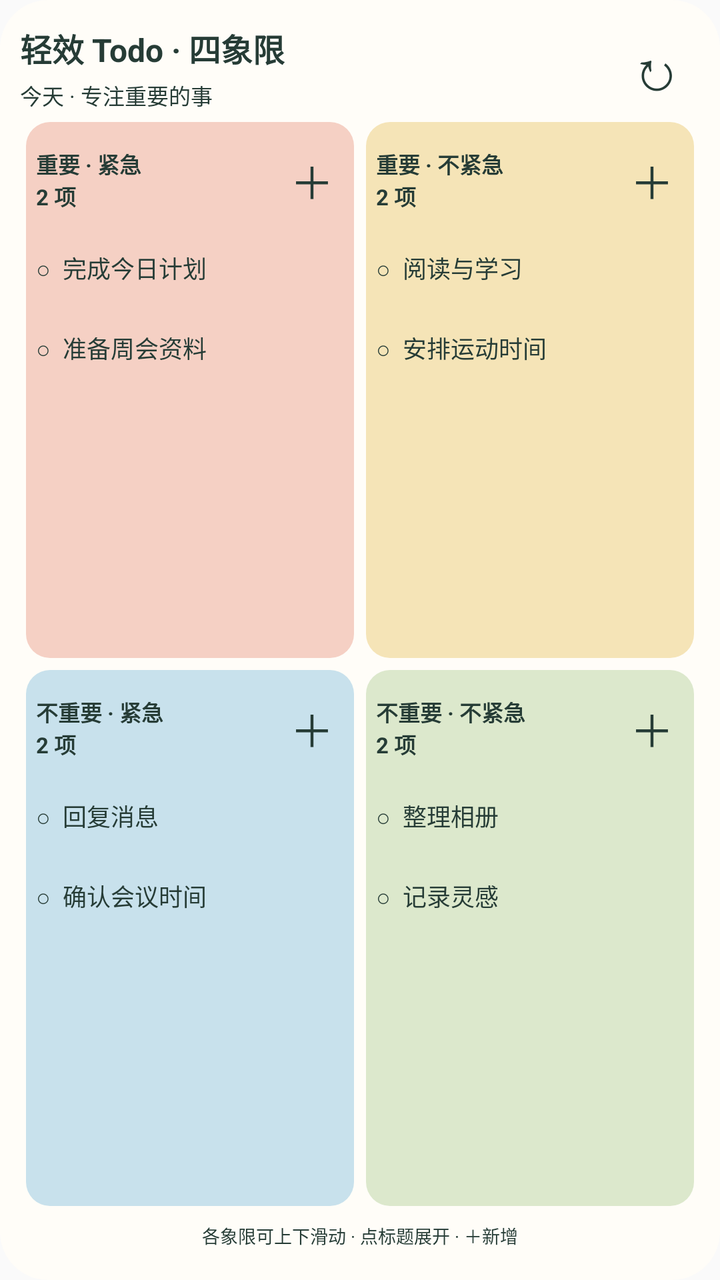
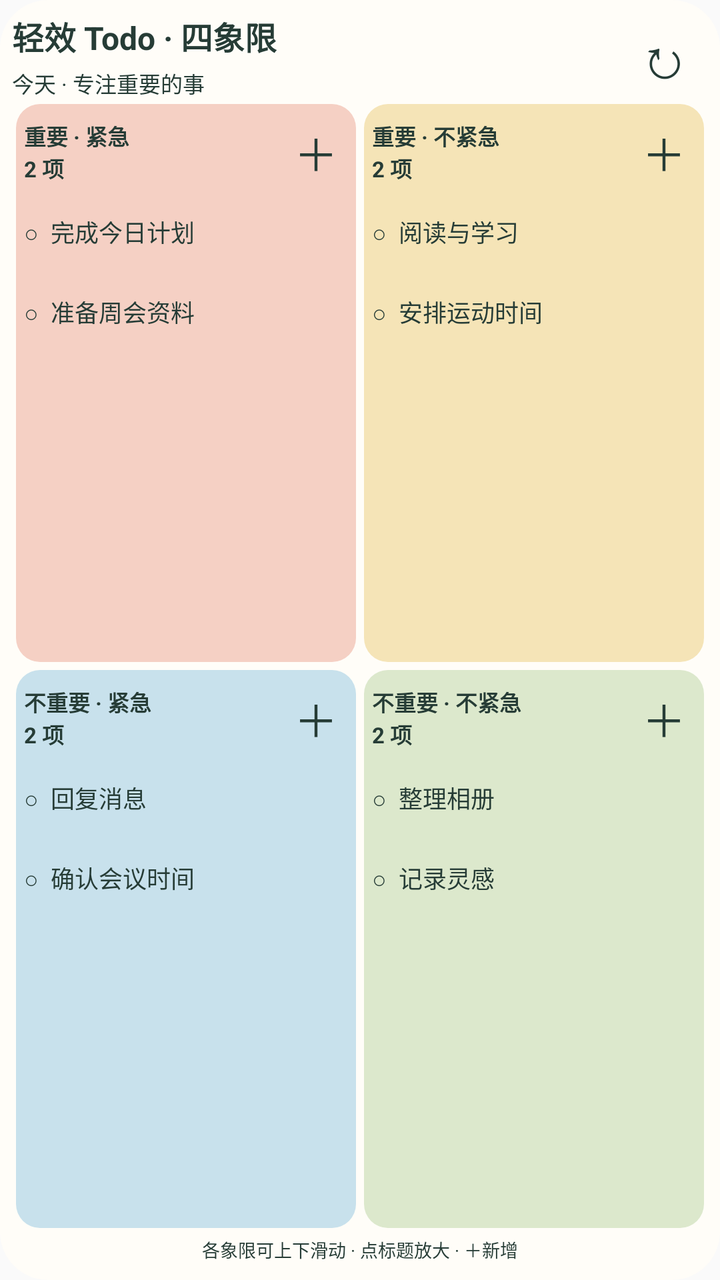

An Android layout rendered at two revisions. The XML below is the earlier revision; the diff shows what the commit changed to produce the second picture.
<!-- AndroidManifest.xml: application theme android:Theme.Material.Light.NoActionBar -->
<!-- res/layout/widget_preview.xml -->
<LinearLayout xmlns:android="http://schemas.android.com/apk/res/android" android:id="@+id/widget_root" android:layout_width="match_parent" android:layout_height="match_parent" android:orientation="vertical" android:background="@drawable/widget_bg" android:padding="10dp">
 <LinearLayout android:layout_width="match_parent" android:layout_height="48dp" android:orientation="horizontal" android:gravity="center_vertical">
  <LinearLayout android:id="@+id/widget_title" android:layout_width="0dp" android:layout_weight="1" android:layout_height="match_parent" android:orientation="vertical" android:gravity="center_vertical" android:contentDescription="打开轻效 Todo 四象限">
   <TextView android:layout_width="match_parent" android:layout_height="wrap_content" android:text="轻效 Todo · 四象限" android:textSize="16sp" android:textStyle="bold" android:textColor="#263C36" android:includeFontPadding="false"/>
   <TextView android:id="@+id/widget_date" android:layout_width="match_parent" android:layout_height="wrap_content" android:layout_marginTop="4dp" android:text="今天 · 专注重要的事" android:textSize="11sp" android:textColor="#263C36" android:includeFontPadding="false"/>
  </LinearLayout>
  <TextView android:id="@+id/widget_refresh" android:layout_width="44dp" android:layout_height="44dp" android:gravity="center" android:text="↻" android:textSize="28sp" android:contentDescription="刷新本机事项" android:textColor="#263C36" android:includeFontPadding="false"/>
 </LinearLayout>
 <TextView android:id="@+id/widget_notice" android:layout_width="match_parent" android:layout_height="0dp" android:layout_weight="1" android:gravity="center" android:visibility="gone" android:textSize="16sp" android:textColor="#263C36" android:includeFontPadding="false"/>
 <LinearLayout android:id="@+id/widget_matrix" android:layout_width="match_parent" android:layout_height="0dp" android:layout_weight="1" android:orientation="vertical">
<LinearLayout android:layout_width="match_parent" android:layout_height="0dp" android:layout_weight="1" android:orientation="horizontal"><LinearLayout android:layout_width="0dp" android:layout_weight="1" android:layout_height="match_parent" android:layout_margin="3dp" android:padding="5dp" android:orientation="vertical" android:background="@drawable/widget_q0">
 <LinearLayout android:layout_width="match_parent" android:layout_height="48dp" android:orientation="horizontal" android:gravity="center_vertical">
  <TextView android:id="@+id/head0" android:layout_width="0dp" android:layout_weight="1" android:layout_height="match_parent" android:gravity="center_vertical" android:text="重要 · 紧急&#10;2 项" android:textSize="11sp" android:textStyle="bold" android:maxLines="2" android:ellipsize="end" android:contentDescription="展开重要 · 紧急" android:textColor="#263C36" android:includeFontPadding="false"/>
  <TextView android:id="@+id/add0" android:layout_width="32dp" android:layout_height="match_parent" android:gravity="center" android:text="＋" android:textSize="22sp" android:contentDescription="在重要 · 紧急添加事项" android:textColor="#263C36" android:includeFontPadding="false"/>
 </LinearLayout><TextView android:layout_width="match_parent" android:layout_height="40dp" android:gravity="center_vertical" android:text="○  完成今日计划" android:textSize="12sp" android:textColor="#263C36" android:includeFontPadding="false"/><TextView android:layout_width="match_parent" android:layout_height="40dp" android:gravity="center_vertical" android:text="○  准备周会资料" android:textSize="12sp" android:textColor="#263C36" android:includeFontPadding="false"/></LinearLayout><LinearLayout android:layout_width="0dp" android:layout_weight="1" android:layout_height="match_parent" android:layout_margin="3dp" android:padding="5dp" android:orientation="vertical" android:background="@drawable/widget_q1">
 <LinearLayout android:layout_width="match_parent" android:layout_height="48dp" android:orientation="horizontal" android:gravity="center_vertical">
  <TextView android:id="@+id/head1" android:layout_width="0dp" android:layout_weight="1" android:layout_height="match_parent" android:gravity="center_vertical" android:text="重要 · 不紧急&#10;2 项" android:textSize="11sp" android:textStyle="bold" android:maxLines="2" android:ellipsize="end" android:contentDescription="展开重要 · 不紧急" android:textColor="#263C36" android:includeFontPadding="false"/>
  <TextView android:id="@+id/add1" android:layout_width="32dp" android:layout_height="match_parent" android:gravity="center" android:text="＋" android:textSize="22sp" android:contentDescription="在重要 · 不紧急添加事项" android:textColor="#263C36" android:includeFontPadding="false"/>
 </LinearLayout><TextView android:layout_width="match_parent" android:layout_height="40dp" android:gravity="center_vertical" android:text="○  阅读与学习" android:textSize="12sp" android:textColor="#263C36" android:includeFontPadding="false"/><TextView android:layout_width="match_parent" android:layout_height="40dp" android:gravity="center_vertical" android:text="○  安排运动时间" android:textSize="12sp" android:textColor="#263C36" android:includeFontPadding="false"/></LinearLayout></LinearLayout>
<LinearLayout android:layout_width="match_parent" android:layout_height="0dp" android:layout_weight="1" android:orientation="horizontal"><LinearLayout android:layout_width="0dp" android:layout_weight="1" android:layout_height="match_parent" android:layout_margin="3dp" android:padding="5dp" android:orientation="vertical" android:background="@drawable/widget_q2">
 <LinearLayout android:layout_width="match_parent" android:layout_height="48dp" android:orientation="horizontal" android:gravity="center_vertical">
  <TextView android:id="@+id/head2" android:layout_width="0dp" android:layout_weight="1" android:layout_height="match_parent" android:gravity="center_vertical" android:text="不重要 · 紧急&#10;2 项" android:textSize="11sp" android:textStyle="bold" android:maxLines="2" android:ellipsize="end" android:contentDescription="展开不重要 · 紧急" android:textColor="#263C36" android:includeFontPadding="false"/>
  <TextView android:id="@+id/add2" android:layout_width="32dp" android:layout_height="match_parent" android:gravity="center" android:text="＋" android:textSize="22sp" android:contentDescription="在不重要 · 紧急添加事项" android:textColor="#263C36" android:includeFontPadding="false"/>
 </LinearLayout><TextView android:layout_width="match_parent" android:layout_height="40dp" android:gravity="center_vertical" android:text="○  回复消息" android:textSize="12sp" android:textColor="#263C36" android:includeFontPadding="false"/><TextView android:layout_width="match_parent" android:layout_height="40dp" android:gravity="center_vertical" android:text="○  确认会议时间" android:textSize="12sp" android:textColor="#263C36" android:includeFontPadding="false"/></LinearLayout><LinearLayout android:layout_width="0dp" android:layout_weight="1" android:layout_height="match_parent" android:layout_margin="3dp" android:padding="5dp" android:orientation="vertical" android:background="@drawable/widget_q3">
 <LinearLayout android:layout_width="match_parent" android:layout_height="48dp" android:orientation="horizontal" android:gravity="center_vertical">
  <TextView android:id="@+id/head3" android:layout_width="0dp" android:layout_weight="1" android:layout_height="match_parent" android:gravity="center_vertical" android:text="不重要 · 不紧急&#10;2 项" android:textSize="11sp" android:textStyle="bold" android:maxLines="2" android:ellipsize="end" android:contentDescription="展开不重要 · 不紧急" android:textColor="#263C36" android:includeFontPadding="false"/>
  <TextView android:id="@+id/add3" android:layout_width="32dp" android:layout_height="match_parent" android:gravity="center" android:text="＋" android:textSize="22sp" android:contentDescription="在不重要 · 不紧急添加事项" android:textColor="#263C36" android:includeFontPadding="false"/>
 </LinearLayout><TextView android:layout_width="match_parent" android:layout_height="40dp" android:gravity="center_vertical" android:text="○  整理相册" android:textSize="12sp" android:textColor="#263C36" android:includeFontPadding="false"/><TextView android:layout_width="match_parent" android:layout_height="40dp" android:gravity="center_vertical" android:text="○  记录灵感" android:textSize="12sp" android:textColor="#263C36" android:includeFontPadding="false"/></LinearLayout></LinearLayout></LinearLayout><TextView android:id="@+id/widget_hint" android:layout_width="match_parent" android:layout_height="24dp" android:gravity="center" android:text="各象限可上下滑动 · 点标题展开 · ＋新增" android:textSize="9sp" android:maxLines="1" android:textColor="#263C36" android:includeFontPadding="false"/></LinearLayout>
<!-- resources referenced by this layout -->
<resources>
  <!-- drawable widget_bg (drawable) -->
  <shape xmlns:android="http://schemas.android.com/apk/res/android"><solid android:color="#FFFDF8"/><corners android:radius="24dp"/></shape>
  <!-- drawable widget_q0 (drawable) -->
  <shape xmlns:android="http://schemas.android.com/apk/res/android"><solid android:color="#F5D0C4"/><corners android:radius="12dp"/></shape>
  <!-- drawable widget_q1 (drawable) -->
  <shape xmlns:android="http://schemas.android.com/apk/res/android"><solid android:color="#F5E4B7"/><corners android:radius="12dp"/></shape>
  <!-- drawable widget_q2 (drawable) -->
  <shape xmlns:android="http://schemas.android.com/apk/res/android"><solid android:color="#C8E1EC"/><corners android:radius="12dp"/></shape>
  <!-- drawable widget_q3 (drawable) -->
  <shape xmlns:android="http://schemas.android.com/apk/res/android"><solid android:color="#DCE8CC"/><corners android:radius="12dp"/></shape>
</resources>

<!-- the commit's change to res/layout/widget_preview.xml (unified diff, before → after) -->
@@ -1,5 +1,5 @@
-<LinearLayout xmlns:android="http://schemas.android.com/apk/res/android" android:id="@+id/widget_root" android:layout_width="match_parent" android:layout_height="match_parent" android:orientation="vertical" android:background="@drawable/widget_bg" android:padding="10dp">
- <LinearLayout android:layout_width="match_parent" android:layout_height="48dp" android:orientation="horizontal" android:gravity="center_vertical">
+<LinearLayout xmlns:android="http://schemas.android.com/apk/res/android" android:id="@+id/widget_root" android:layout_width="match_parent" android:layout_height="match_parent" android:orientation="vertical" android:background="@drawable/widget_bg" android:padding="6dp">
+ <LinearLayout android:layout_width="match_parent" android:layout_height="44dp" android:orientation="horizontal" android:gravity="center_vertical">
   <LinearLayout android:id="@+id/widget_title" android:layout_width="0dp" android:layout_weight="1" android:layout_height="match_parent" android:orientation="vertical" android:gravity="center_vertical" android:contentDescription="打开轻效 Todo 四象限">
    <TextView android:layout_width="match_parent" android:layout_height="wrap_content" android:text="轻效 Todo · 四象限" android:textSize="16sp" android:textStyle="bold" android:textColor="#263C36" android:includeFontPadding="false"/>
    <TextView android:id="@+id/widget_date" android:layout_width="match_parent" android:layout_height="wrap_content" android:layout_marginTop="4dp" android:text="今天 · 专注重要的事" android:textSize="11sp" android:textColor="#263C36" android:includeFontPadding="false"/>
@@ -8,21 +8,21 @@
  </LinearLayout>
  <TextView android:id="@+id/widget_notice" android:layout_width="match_parent" android:layout_height="0dp" android:layout_weight="1" android:gravity="center" android:visibility="gone" android:textSize="16sp" android:textColor="#263C36" android:includeFontPadding="false"/>
  <LinearLayout android:id="@+id/widget_matrix" android:layout_width="match_parent" android:layout_height="0dp" android:layout_weight="1" android:orientation="vertical">
-<LinearLayout android:layout_width="match_parent" android:layout_height="0dp" android:layout_weight="1" android:orientation="horizontal"><LinearLayout android:layout_width="0dp" android:layout_weight="1" android:layout_height="match_parent" android:layout_margin="3dp" android:padding="5dp" android:orientation="vertical" android:background="@drawable/widget_q0">
- <LinearLayout android:layout_width="match_parent" android:layout_height="48dp" android:orientation="horizontal" android:gravity="center_vertical">
+<LinearLayout android:layout_width="match_parent" android:layout_height="0dp" android:layout_weight="1" android:orientation="horizontal"><LinearLayout android:layout_width="0dp" android:layout_weight="1" android:layout_height="match_parent" android:layout_margin="2dp" android:padding="4dp" android:orientation="vertical" android:background="@drawable/widget_q0">
+ <LinearLayout android:layout_width="match_parent" android:layout_height="40dp" android:orientation="horizontal" android:gravity="center_vertical">
   <TextView android:id="@+id/head0" android:layout_width="0dp" android:layout_weight="1" android:layout_height="match_parent" android:gravity="center_vertical" android:text="重要 · 紧急&#10;2 项" android:textSize="11sp" android:textStyle="bold" android:maxLines="2" android:ellipsize="end" android:contentDescription="展开重要 · 紧急" android:textColor="#263C36" android:includeFontPadding="false"/>
   <TextView android:id="@+id/add0" android:layout_width="32dp" android:layout_height="match_parent" android:gravity="center" android:text="＋" android:textSize="22sp" android:contentDescription="在重要 · 紧急添加事项" android:textColor="#263C36" android:includeFontPadding="false"/>
- </LinearLayout><TextView android:layout_width="match_parent" android:layout_height="40dp" android:gravity="center_vertical" android:text="○  完成今日计划" android:textSize="12sp" android:textColor="#263C36" android:includeFontPadding="false"/><TextView android:layout_width="match_parent" android:layout_height="40dp" android:gravity="center_vertical" android:text="○  准备周会资料" android:textSize="12sp" android:textColor="#263C36" android:includeFontPadding="false"/></LinearLayout><LinearLayout android:layout_width="0dp" android:layout_weight="1" android:layout_height="match_parent" android:layout_margin="3dp" android:padding="5dp" android:orientation="vertical" android:background="@drawable/widget_q1">
- <LinearLayout android:layout_width="match_parent" android:layout_height="48dp" android:orientation="horizontal" android:gravity="center_vertical">
+ </LinearLayout><TextView android:layout_width="match_parent" android:layout_height="40dp" android:gravity="center_vertical" android:text="○  完成今日计划" android:textSize="12sp" android:textColor="#263C36" android:includeFontPadding="false"/><TextView android:layout_width="match_parent" android:layout_height="40dp" android:gravity="center_vertical" android:text="○  准备周会资料" android:textSize="12sp" android:textColor="#263C36" android:includeFontPadding="false"/></LinearLayout><LinearLayout android:layout_width="0dp" android:layout_weight="1" android:layout_height="match_parent" android:layout_margin="2dp" android:padding="4dp" android:orientation="vertical" android:background="@drawable/widget_q1">
+ <LinearLayout android:layout_width="match_parent" android:layout_height="40dp" android:orientation="horizontal" android:gravity="center_vertical">
   <TextView android:id="@+id/head1" android:layout_width="0dp" android:layout_weight="1" android:layout_height="match_parent" android:gravity="center_vertical" android:text="重要 · 不紧急&#10;2 项" android:textSize="11sp" android:textStyle="bold" android:maxLines="2" android:ellipsize="end" android:contentDescription="展开重要 · 不紧急" android:textColor="#263C36" android:includeFontPadding="false"/>
   <TextView android:id="@+id/add1" android:layout_width="32dp" android:layout_height="match_parent" android:gravity="center" android:text="＋" android:textSize="22sp" android:contentDescription="在重要 · 不紧急添加事项" android:textColor="#263C36" android:includeFontPadding="false"/>
  </LinearLayout><TextView android:layout_width="match_parent" android:layout_height="40dp" android:gravity="center_vertical" android:text="○  阅读与学习" android:textSize="12sp" android:textColor="#263C36" android:includeFontPadding="false"/><TextView android:layout_width="match_parent" android:layout_height="40dp" android:gravity="center_vertical" android:text="○  安排运动时间" android:textSize="12sp" android:textColor="#263C36" android:includeFontPadding="false"/></LinearLayout></LinearLayout>
-<LinearLayout android:layout_width="match_parent" android:layout_height="0dp" android:layout_weight="1" android:orientation="horizontal"><LinearLayout android:layout_width="0dp" android:layout_weight="1" android:layout_height="match_parent" android:layout_margin="3dp" android:padding="5dp" android:orientation="vertical" android:background="@drawable/widget_q2">
- <LinearLayout android:layout_width="match_parent" android:layout_height="48dp" android:orientation="horizontal" android:gravity="center_vertical">
+<LinearLayout android:layout_width="match_parent" android:layout_height="0dp" android:layout_weight="1" android:orientation="horizontal"><LinearLayout android:layout_width="0dp" android:layout_weight="1" android:layout_height="match_parent" android:layout_margin="2dp" android:padding="4dp" android:orientation="vertical" android:background="@drawable/widget_q2">
+ <LinearLayout android:layout_width="match_parent" android:layout_height="40dp" android:orientation="horizontal" android:gravity="center_vertical">
   <TextView android:id="@+id/head2" android:layout_width="0dp" android:layout_weight="1" android:layout_height="match_parent" android:gravity="center_vertical" android:text="不重要 · 紧急&#10;2 项" android:textSize="11sp" android:textStyle="bold" android:maxLines="2" android:ellipsize="end" android:contentDescription="展开不重要 · 紧急" android:textColor="#263C36" android:includeFontPadding="false"/>
   <TextView android:id="@+id/add2" android:layout_width="32dp" android:layout_height="match_parent" android:gravity="center" android:text="＋" android:textSize="22sp" android:contentDescription="在不重要 · 紧急添加事项" android:textColor="#263C36" android:includeFontPadding="false"/>
- </LinearLayout><TextView android:layout_width="match_parent" android:layout_height="40dp" android:gravity="center_vertical" android:text="○  回复消息" android:textSize="12sp" android:textColor="#263C36" android:includeFontPadding="false"/><TextView android:layout_width="match_parent" android:layout_height="40dp" android:gravity="center_vertical" android:text="○  确认会议时间" android:textSize="12sp" android:textColor="#263C36" android:includeFontPadding="false"/></LinearLayout><LinearLayout android:layout_width="0dp" android:layout_weight="1" android:layout_height="match_parent" android:layout_margin="3dp" android:padding="5dp" android:orientation="vertical" android:background="@drawable/widget_q3">
- <LinearLayout android:layout_width="match_parent" android:layout_height="48dp" android:orientation="horizontal" android:gravity="center_vertical">
+ </LinearLayout><TextView android:layout_width="match_parent" android:layout_height="40dp" android:gravity="center_vertical" android:text="○  回复消息" android:textSize="12sp" android:textColor="#263C36" android:includeFontPadding="false"/><TextView android:layout_width="match_parent" android:layout_height="40dp" android:gravity="center_vertical" android:text="○  确认会议时间" android:textSize="12sp" android:textColor="#263C36" android:includeFontPadding="false"/></LinearLayout><LinearLayout android:layout_width="0dp" android:layout_weight="1" android:layout_height="match_parent" android:layout_margin="2dp" android:padding="4dp" android:orientation="vertical" android:background="@drawable/widget_q3">
+ <LinearLayout android:layout_width="match_parent" android:layout_height="40dp" android:orientation="horizontal" android:gravity="center_vertical">
   <TextView android:id="@+id/head3" android:layout_width="0dp" android:layout_weight="1" android:layout_height="match_parent" android:gravity="center_vertical" android:text="不重要 · 不紧急&#10;2 项" android:textSize="11sp" android:textStyle="bold" android:maxLines="2" android:ellipsize="end" android:contentDescription="展开不重要 · 不紧急" android:textColor="#263C36" android:includeFontPadding="false"/>
   <TextView android:id="@+id/add3" android:layout_width="32dp" android:layout_height="match_parent" android:gravity="center" android:text="＋" android:textSize="22sp" android:contentDescription="在不重要 · 不紧急添加事项" android:textColor="#263C36" android:includeFontPadding="false"/>
- </LinearLayout><TextView android:layout_width="match_parent" android:layout_height="40dp" android:gravity="center_vertical" android:text="○  整理相册" android:textSize="12sp" android:textColor="#263C36" android:includeFontPadding="false"/><TextView android:layout_width="match_parent" android:layout_height="40dp" android:gravity="center_vertical" android:text="○  记录灵感" android:textSize="12sp" android:textColor="#263C36" android:includeFontPadding="false"/></LinearLayout></LinearLayout></LinearLayout><TextView android:id="@+id/widget_hint" android:layout_width="match_parent" android:layout_height="24dp" android:gravity="center" android:text="各象限可上下滑动 · 点标题展开 · ＋新增" android:textSize="9sp" android:maxLines="1" android:textColor="#263C36" android:includeFontPadding="false"/></LinearLayout>
+ </LinearLayout><TextView android:layout_width="match_parent" android:layout_height="40dp" android:gravity="center_vertical" android:text="○  整理相册" android:textSize="12sp" android:textColor="#263C36" android:includeFontPadding="false"/><TextView android:layout_width="match_parent" android:layout_height="40dp" android:gravity="center_vertical" android:text="○  记录灵感" android:textSize="12sp" android:textColor="#263C36" android:includeFontPadding="false"/></LinearLayout></LinearLayout></LinearLayout><TextView android:id="@+id/widget_hint" android:layout_width="match_parent" android:layout_height="18dp" android:gravity="center" android:text="各象限可上下滑动 · 点标题放大 · ＋新增" android:textSize="9sp" android:maxLines="1" android:textColor="#263C36" android:includeFontPadding="false"/></LinearLayout>
